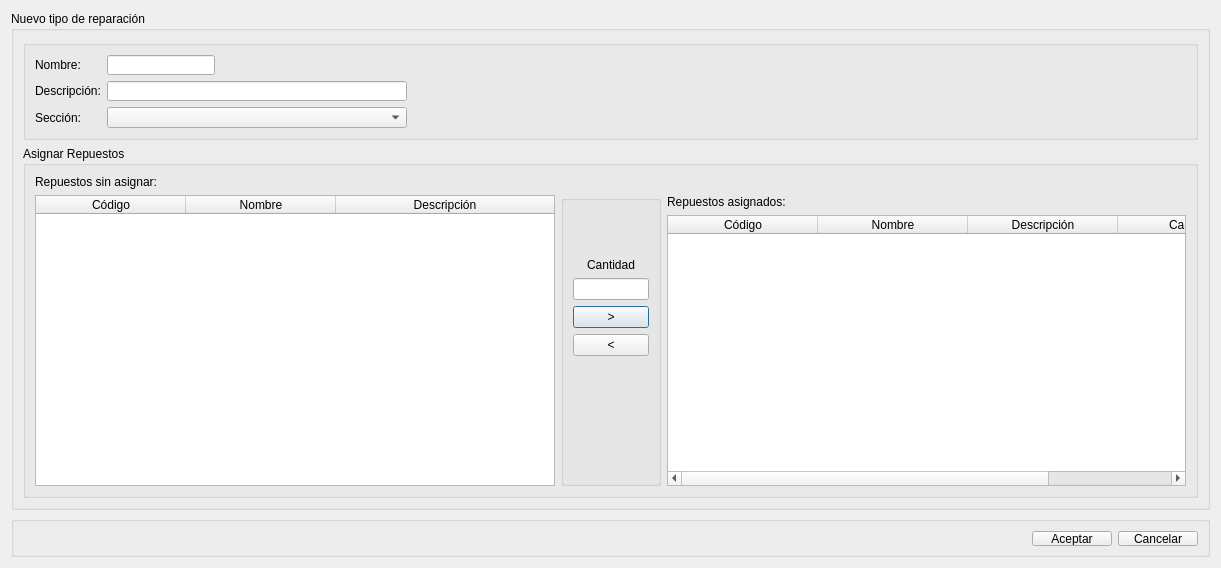
First picture: the form in src/ui/DlgAltaTipoReparacion.ui, repository guilleurrutia10/division-transporte, before the edit.
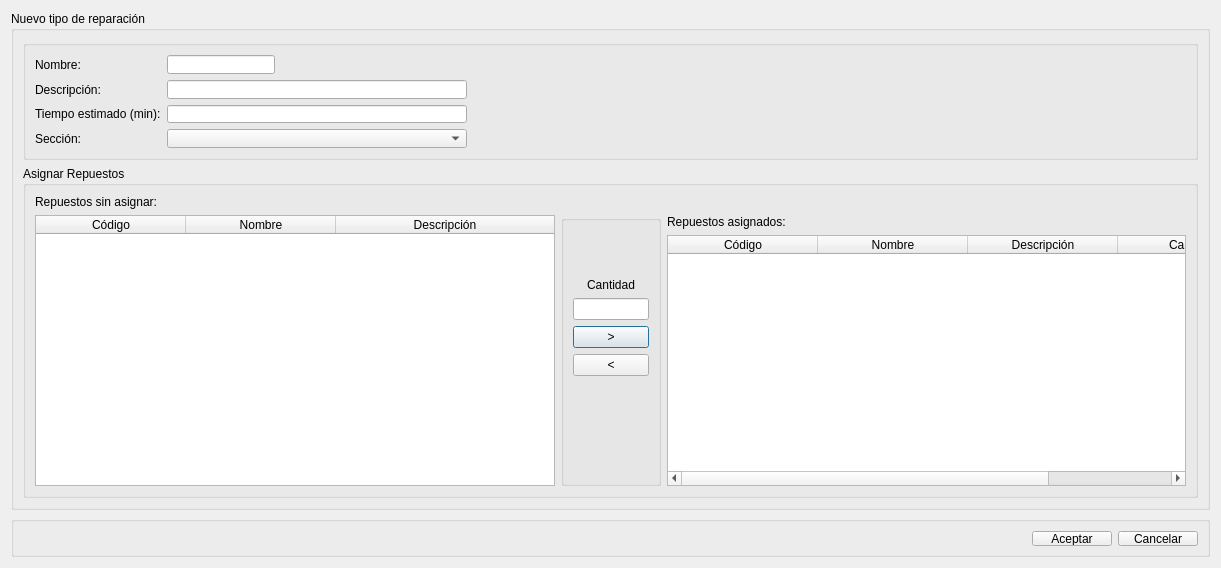
Second picture: the form after the edit.

Commit message: Funcionalidad Tipos de Reparaciones completa (alta y listado)

```diff
--- a/src/ui/DlgAltaTipoReparacion.ui
+++ b/src/ui/DlgAltaTipoReparacion.ui
@@ -25,7 +25,7 @@
         <property name="maximumSize">
          <size>
           <width>16777215</width>
-          <height>100</height>
+          <height>120</height>
          </size>
         </property>
         <property name="title">
@@ -72,14 +72,14 @@
            </property>
           </widget>
          </item>
-         <item row="2" column="0">
+         <item row="4" column="0">
           <widget class="QLabel" name="label_2">
            <property name="text">
             <string>Sección:</string>
            </property>
           </widget>
          </item>
-         <item row="2" column="1">
+         <item row="4" column="1">
           <widget class="QComboBox" name="comboBoxSeccion">
            <property name="maximumSize">
             <size>
@@ -89,6 +89,23 @@
            </property>
           </widget>
          </item>
+         <item row="2" column="0">
+          <widget class="QLabel" name="label_6">
+           <property name="text">
+            <string>Tiempo estimado (min):</string>
+           </property>
+          </widget>
+         </item>
+         <item row="2" column="1">
+          <widget class="QLineEdit" name="lineEditTiempoEstimado">
+           <property name="maximumSize">
+            <size>
+             <width>300</width>
+             <height>16777215</height>
+            </size>
+           </property>
+          </widget>
+         </item>
         </layout>
        </widget>
       </item>
```
The commit also changes 19 other files.
